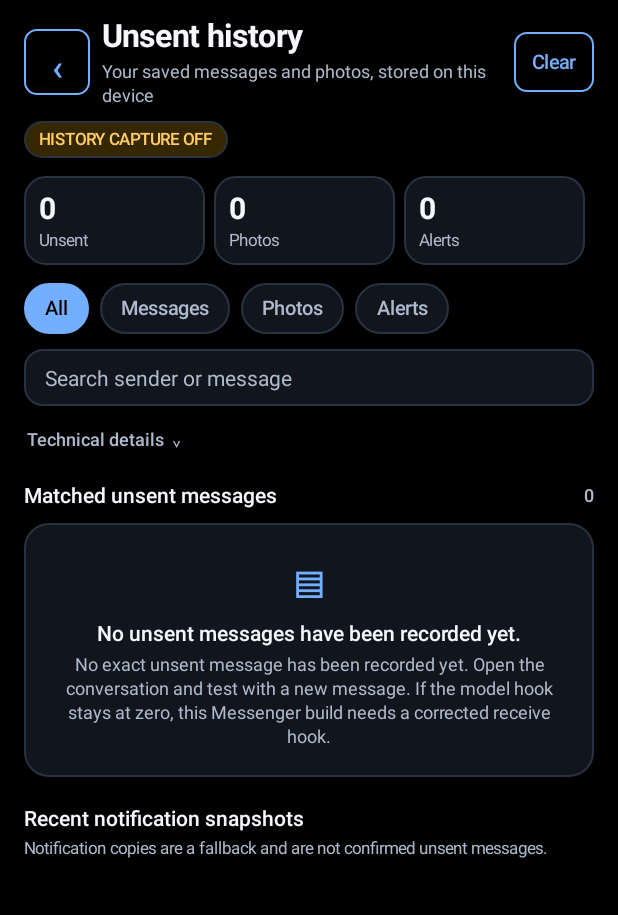
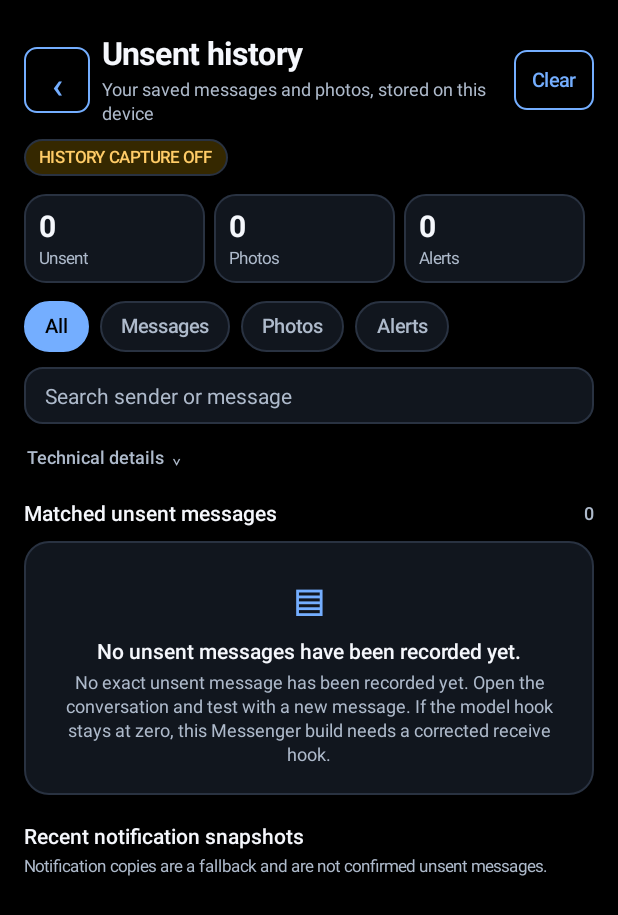
Before and after one commit to HOANGGLEEE/Messenger1, an Android app: the UnsentHistoryActivity screen opened directly, with no data from a screen before it, on a phone screen of 412 x 824 dp. Shown: the top 915 px of the screen. Run offline under Robolectric (Android 15) with nearby library versions, the light colour scheme and no system bars.

Commit message:
Increase history header spacing below system status bar

```diff
--- a/extensions/messenger/src/main/java/app/hushmessenger/extension/UnsentHistoryActivity.java
+++ b/extensions/messenger/src/main/java/app/hushmessenger/extension/UnsentHistoryActivity.java
@@ -36,6 +36,13 @@ public final class UnsentHistoryActivity extends Activity {
     private static final int MESSAGES = 1;
     private static final int IMAGES = 2;
     private static final int NOTIFICATIONS = 3;
+
+    /** Breathing room between the status-bar safe area and the history header. */
+    static final int HISTORY_TOP_GAP_DP = 24;
+
+    static int historyContentTopPadding(int safeInsetTop, float density) {
+        return Math.max(0, safeInsetTop) + Math.round(HISTORY_TOP_GAP_DP * Math.max(0f, density));
+    }
 
     private SettingsText text;
     private SettingsUi ui;
@@ -101,7 +108,7 @@ public final class UnsentHistoryActivity extends Activity {
                     bottom = Math.max(bottom, cutout.getSafeInsetBottom());
                 }
             }
-            view.setPadding(ui.dp(16) + left, ui.dp(12) + top,
+            view.setPadding(ui.dp(16) + left, historyContentTopPadding(top, getResources().getDisplayMetrics().density),
                 ui.dp(16) + right, ui.dp(16) + bottom);
             return Build.VERSION.SDK_INT >= 30 ? WindowInsets.CONSUMED
                 : insets.consumeSystemWindowInsets().consumeDisplayCutout();
```
